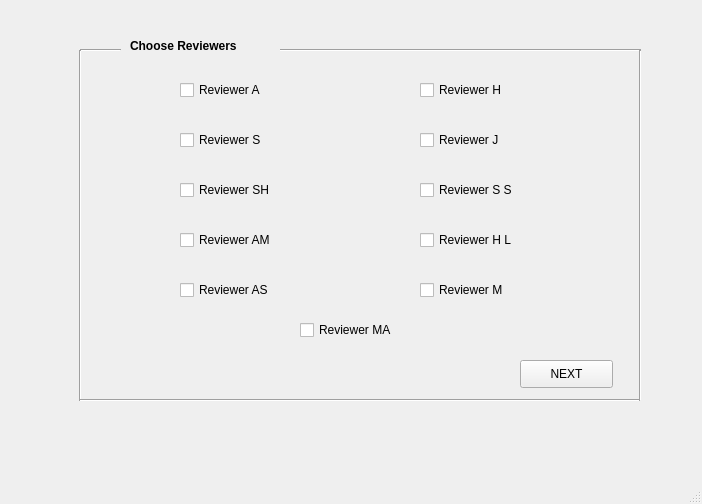
The window that ui/selectreviewers.ui (AMustafa4983/DataEntrySoftware) describes before a commit, drawn with Qt 5.
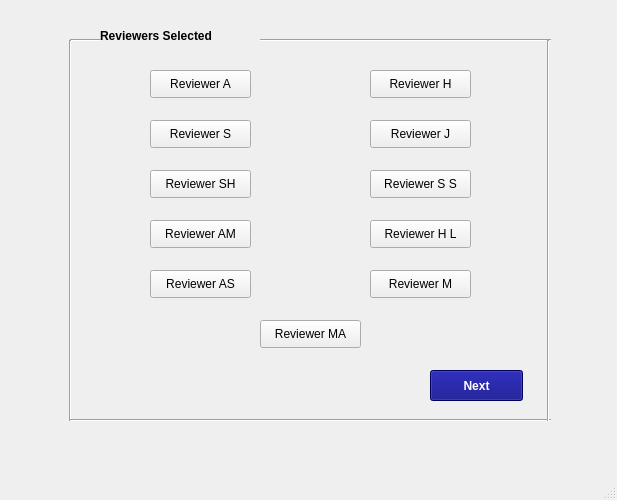
The same window after the commit.

```diff
--- a/ui/selectreviewers.ui
+++ b/ui/selectreviewers.ui
@@ -6,8 +6,8 @@
    <rect>
     <x>0</x>
     <y>0</y>
-    <width>702</width>
-    <height>504</height>
+    <width>617</width>
+    <height>500</height>
    </rect>
   </property>
   <property name="windowTitle">
@@ -17,9 +17,9 @@
    <widget class="QLabel" name="label">
     <property name="geometry">
      <rect>
-      <x>130</x>
-      <y>30</y>
-      <width>141</width>
+      <x>100</x>
+      <y>20</y>
+      <width>151</width>
       <height>31</height>
      </rect>
     </property>
@@ -31,15 +31,15 @@
      </font>
     </property>
     <property name="text">
-     <string>Choose Reviewers</string>
+     <string>Reviewers Selected</string>
     </property>
    </widget>
    <widget class="Line" name="line">
     <property name="geometry">
      <rect>
-      <x>280</x>
-      <y>40</y>
-      <width>361</width>
+      <x>260</x>
+      <y>30</y>
+      <width>291</width>
       <height>20</height>
      </rect>
     </property>
@@ -50,9 +50,9 @@
    <widget class="Line" name="line_2">
     <property name="geometry">
      <rect>
-      <x>80</x>
-      <y>40</y>
-      <width>41</width>
+      <x>70</x>
+      <y>30</y>
+      <width>31</width>
       <height>20</height>
      </rect>
     </property>
@@ -63,10 +63,10 @@
    <widget class="Line" name="line_3">
     <property name="geometry">
      <rect>
-      <x>70</x>
-      <y>50</y>
+      <x>60</x>
+      <y>40</y>
       <width>21</width>
-      <height>351</height>
+      <height>381</height>
      </rect>
     </property>
     <property name="orientation">
@@ -76,9 +76,9 @@
    <widget class="Line" name="line_4">
     <property name="geometry">
      <rect>
-      <x>80</x>
-      <y>390</y>
-      <width>561</width>
+      <x>70</x>
+      <y>410</y>
+      <width>481</width>
       <height>20</height>
      </rect>
     </property>
@@ -89,23 +89,32 @@
    <widget class="Line" name="line_5">
     <property name="geometry">
      <rect>
-      <x>625</x>
-      <y>50</y>
-      <width>31</width>
-      <height>351</height>
+      <x>540</x>
+      <y>40</y>
+      <width>16</width>
+      <height>381</height>
      </rect>
     </property>
+    <property name="maximumSize">
+     <size>
+      <width>16</width>
+      <height>16777215</height>
+     </size>
+    </property>
     <property name="orientation">
      <enum>Qt::Vertical</enum>
     </property>
    </widget>
-   <widget class="QCheckBox" name="checkBox">
+   <widget class="QPushButton" name="pushButton">
+    <property name="enabled">
+     <bool>true</bool>
+    </property>
     <property name="geometry">
      <rect>
-      <x>180</x>
-      <y>80</y>
-      <width>111</width>
-      <height>20</height>
+      <x>150</x>
+      <y>70</y>
+      <width>101</width>
+      <height>28</height>
      </rect>
     </property>
     <property name="font">
@@ -117,174 +126,132 @@
      <string>Reviewer A</string>
     </property>
    </widget>
-   <widget class="QCheckBox" name="checkBox_2">
+   <widget class="QPushButton" name="pushButton_2">
     <property name="geometry">
      <rect>
-      <x>180</x>
-      <y>130</y>
+      <x>150</x>
+      <y>120</y>
       <width>101</width>
-      <height>20</height>
+      <height>28</height>
      </rect>
     </property>
     <property name="font">
      <font>
       <pointsize>9</pointsize>
+      <weight>50</weight>
+      <bold>false</bold>
      </font>
     </property>
     <property name="text">
      <string>Reviewer S</string>
     </property>
    </widget>
-   <widget class="QCheckBox" name="checkBox_3">
+   <widget class="QPushButton" name="pushButton_3">
     <property name="geometry">
      <rect>
-      <x>180</x>
-      <y>180</y>
-      <width>111</width>
-      <height>20</height>
+      <x>150</x>
+      <y>170</y>
+      <width>101</width>
+      <height>28</height>
      </rect>
     </property>
     <property name="font">
      <font>
       <pointsize>9</pointsize>
+      <weight>50</weight>
+      <bold>false</bold>
      </font>
     </property>
     <property name="text">
      <string>Reviewer SH</string>
     </property>
    </widget>
-   <widget class="QCheckBox" name="checkBox_4">
+   <widget class="QPushButton" name="pushButton_4">
     <property name="geometry">
      <rect>
-      <x>180</x>
-      <y>230</y>
-      <width>111</width>
-      <height>20</height>
+      <x>150</x>
+      <y>220</y>
+      <width>101</width>
+      <height>28</height>
      </rect>
     </property>
     <property name="font">
      <font>
       <pointsize>9</pointsize>
+      <weight>50</weight>
+      <bold>false</bold>
      </font>
     </property>
     <property name="text">
      <string>Reviewer AM</string>
     </property>
    </widget>
-   <widget class="QCheckBox" name="checkBox_5">
+   <widget class="QPushButton" name="pushButton_5">
     <property name="geometry">
      <rect>
-      <x>180</x>
-      <y>280</y>
-      <width>111</width>
-      <height>20</height>
+      <x>150</x>
+      <y>270</y>
+      <width>101</width>
+      <height>28</height>
      </rect>
     </property>
     <property name="font">
      <font>
       <pointsize>9</pointsize>
+      <weight>50</weight>
+      <bold>false</bold>
      </font>
     </property>
     <property name="text">
      <string>Reviewer AS</string>
     </property>
    </widget>
-   <widget class="QCheckBox" name="checkBox_6">
+   <widget class="QPushButton" name="pushButton_6">
     <property name="geometry">
      <rect>
-      <x>420</x>
-      <y>230</y>
-      <width>111</width>
-      <height>20</height>
-     </rect>
-    </property>
-    <property name="font">
-     <font>
-      <pointsize>9</pointsize>
-     </font>
-    </property>
-    <property name="text">
-     <string>Reviewer H L</string>
-    </property>
-   </widget>
-   <widget class="QCheckBox" name="checkBox_7">
-    <property name="geometry">
-     <rect>
-      <x>420</x>
-      <y>80</y>
+      <x>370</x>
+      <y>170</y>
       <width>101</width>
-      <height>20</height>
+      <height>28</height>
      </rect>
     </property>
     <property name="font">
      <font>
       <pointsize>9</pointsize>
-     </font>
-    </property>
-    <property name="text">
-     <string>Reviewer H</string>
-    </property>
-   </widget>
-   <widget class="QCheckBox" name="checkBox_8">
-    <property name="geometry">
-     <rect>
-      <x>420</x>
-      <y>130</y>
-      <width>101</width>
-      <height>20</height>
-     </rect>
-    </property>
-    <property name="font">
-     <font>
-      <pointsize>9</pointsize>
-     </font>
-    </property>
-    <property name="text">
-     <string>Reviewer J</string>
-    </property>
-   </widget>
-   <widget class="QCheckBox" name="checkBox_9">
-    <property name="geometry">
-     <rect>
-      <x>420</x>
-      <y>180</y>
-      <width>111</width>
-      <height>20</height>
-     </rect>
-    </property>
-    <property name="font">
-     <font>
-      <pointsize>9</pointsize>
+      <weight>50</weight>
+      <bold>false</bold>
      </font>
     </property>
     <property name="text">
      <string>Reviewer S S</string>
     </property>
    </widget>
-   <widget class="QCheckBox" name="checkBox_10">
+   <widget class="QPushButton" name="pushButton_7">
     <property name="geometry">
      <rect>
-      <x>420</x>
-      <y>280</y>
+      <x>370</x>
+      <y>270</y>
       <width>101</width>
-      <height>20</height>
+      <height>28</height>
      </rect>
     </property>
     <property name="font">
      <font>
       <pointsize>9</pointsize>
+      <weight>50</weight>
+      <bold>false</bold>
      </font>
     </property>
     <property name="text">
      <string>Reviewer M</string>
     </property>
    </widget>
-   <widget class="QPushButton" name="pushButton">
+   <widget class="QPushButton" name="pushButton_8">
     <property name="geometry">
      <rect>
-      <x>520</x>
-      <y>360</y>
-      <width>93</width>
+      <x>370</x>
+      <y>120</y>
+      <width>101</width>
       <height>28</height>
      </rect>
     </property>
@@ -296,27 +263,269 @@
      </font>
     </property>
     <property name="text">
-     <string>NEXT</string>
+     <string>Reviewer J</string>
     </property>
    </widget>
-   <widget class="QCheckBox" name="checkBox_11">
+   <widget class="QPushButton" name="pushButton_9">
     <property name="geometry">
      <rect>
-      <x>300</x>
+      <x>370</x>
+      <y>70</y>
+      <width>101</width>
+      <height>28</height>
+     </rect>
+    </property>
+    <property name="font">
+     <font>
+      <pointsize>9</pointsize>
+      <weight>50</weight>
+      <bold>false</bold>
+     </font>
+    </property>
+    <property name="text">
+     <string>Reviewer H</string>
+    </property>
+   </widget>
+   <widget class="QPushButton" name="pushButton_10">
+    <property name="geometry">
+     <rect>
+      <x>370</x>
+      <y>220</y>
+      <width>101</width>
+      <height>28</height>
+     </rect>
+    </property>
+    <property name="font">
+     <font>
+      <pointsize>9</pointsize>
+      <weight>50</weight>
+      <bold>false</bold>
+     </font>
+    </property>
+    <property name="text">
+     <string>Reviewer H L</string>
+    </property>
+   </widget>
+   <widget class="QPushButton" name="pushButton_11">
+    <property name="geometry">
+     <rect>
+      <x>260</x>
       <y>320</y>
-      <width>111</width>
-      <height>20</height>
+      <width>101</width>
+      <height>28</height>
      </rect>
     </property>
     <property name="font">
      <font>
       <pointsize>9</pointsize>
+      <weight>50</weight>
+      <bold>false</bold>
      </font>
     </property>
     <property name="text">
      <string>Reviewer MA</string>
     </property>
    </widget>
+   <widget class="QLabel" name="label_10">
+    <property name="geometry">
+     <rect>
+      <x>330</x>
+      <y>220</y>
+      <width>31</width>
+      <height>16</height>
+     </rect>
+    </property>
+    <property name="styleSheet">
+     <string notr="true">color: rgb(170, 0, 0);</string>
+    </property>
+    <property name="text">
+     <string/>
+    </property>
+   </widget>
+   <widget class="QLabel" name="label_12">
+    <property name="geometry">
+     <rect>
+      <x>330</x>
+      <y>170</y>
+      <width>31</width>
+      <height>16</height>
+     </rect>
+    </property>
+    <property name="styleSheet">
+     <string notr="true">color: rgb(170, 0, 0);</string>
+    </property>
+    <property name="text">
+     <string/>
+    </property>
+   </widget>
+   <widget class="QLabel" name="label_13">
+    <property name="geometry">
+     <rect>
+      <x>330</x>
+      <y>120</y>
+      <width>31</width>
+      <height>16</height>
+     </rect>
+    </property>
+    <property name="styleSheet">
+     <string notr="true">color: rgb(170, 0, 0);</string>
+    </property>
+    <property name="text">
+     <string/>
+    </property>
+   </widget>
+   <widget class="QLabel" name="label_14">
+    <property name="geometry">
+     <rect>
+      <x>330</x>
+      <y>70</y>
+      <width>31</width>
+      <height>16</height>
+     </rect>
+    </property>
+    <property name="styleSheet">
+     <string notr="true">color: rgb(170, 0, 0);</string>
+    </property>
+    <property name="text">
+     <string/>
+    </property>
+   </widget>
+   <widget class="QLabel" name="label_11">
+    <property name="geometry">
+     <rect>
+      <x>330</x>
+      <y>270</y>
+      <width>31</width>
+      <height>16</height>
+     </rect>
+    </property>
+    <property name="styleSheet">
+     <string notr="true">color: rgb(170, 0, 0);</string>
+    </property>
+    <property name="text">
+     <string/>
+    </property>
+   </widget>
+   <widget class="QLabel" name="label_15">
+    <property name="geometry">
+     <rect>
+      <x>110</x>
+      <y>70</y>
+      <width>31</width>
+      <height>16</height>
+     </rect>
+    </property>
+    <property name="styleSheet">
+     <string notr="true">color: rgb(170, 0, 0);</string>
+    </property>
+    <property name="text">
+     <string/>
+    </property>
+   </widget>
+   <widget class="QLabel" name="label_16">
+    <property name="geometry">
+     <rect>
+      <x>110</x>
+      <y>120</y>
+      <width>31</width>
+      <height>16</height>
+     </rect>
+    </property>
+    <property name="styleSheet">
+     <string notr="true">color: rgb(170, 0, 0);</string>
+    </property>
+    <property name="text">
+     <string/>
+    </property>
+   </widget>
+   <widget class="QLabel" name="label_17">
+    <property name="geometry">
+     <rect>
+      <x>110</x>
+      <y>170</y>
+      <width>31</width>
+      <height>16</height>
+     </rect>
+    </property>
+    <property name="styleSheet">
+     <string notr="true">color: rgb(170, 0, 0);</string>
+    </property>
+    <property name="text">
+     <string/>
+    </property>
+   </widget>
+   <widget class="QLabel" name="label_18">
+    <property name="geometry">
+     <rect>
+      <x>110</x>
+      <y>220</y>
+      <width>31</width>
+      <height>16</height>
+     </rect>
+    </property>
+    <property name="styleSheet">
+     <string notr="true">color: rgb(170, 0, 0);</string>
+    </property>
+    <property name="text">
+     <string/>
+    </property>
+   </widget>
+   <widget class="QLabel" name="label_19">
+    <property name="geometry">
+     <rect>
+      <x>110</x>
+      <y>270</y>
+      <width>31</width>
+      <height>16</height>
+     </rect>
+    </property>
+    <property name="styleSheet">
+     <string notr="true">color: rgb(170, 0, 0);</string>
+    </property>
+    <property name="text">
+     <string/>
+    </property>
+   </widget>
+   <widget class="QLabel" name="label_20">
+    <property name="geometry">
+     <rect>
+      <x>230</x>
+      <y>330</y>
+      <width>31</width>
+      <height>16</height>
+     </rect>
+    </property>
+    <property name="styleSheet">
+     <string notr="true">color: rgb(170, 0, 0);</string>
+    </property>
+    <property name="text">
+     <string/>
+    </property>
+   </widget>
+   <widget class="QPushButton" name="pushButton_12">
+    <property name="geometry">
+     <rect>
+      <x>430</x>
+      <y>370</y>
+      <width>93</width>
+      <height>31</height>
+     </rect>
+    </property>
+    <property name="font">
+     <font>
+      <pointsize>9</pointsize>
+      <weight>75</weight>
+      <bold>true</bold>
+     </font>
+    </property>
+    <property name="styleSheet">
+     <string notr="true">color: rgb(255, 255, 255);
+background-color: rgb(0, 0, 127);</string>
+    </property>
+    <property name="text">
+     <string>Next</string>
+    </property>
+   </widget>
   </widget>
   <widget class="QMenuBar" name="menubar">
    <property name="geometry">
```
Left out of the diff: 8 changed lines with no effect on the pictures.
